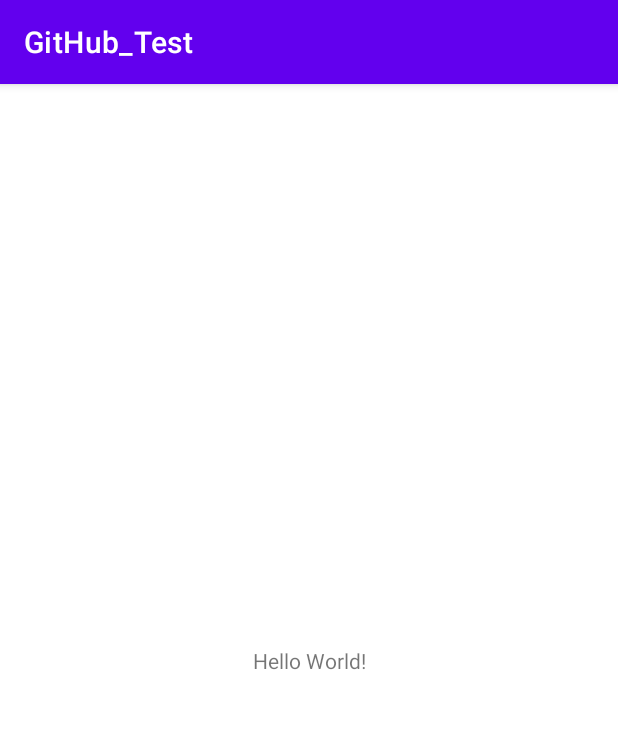
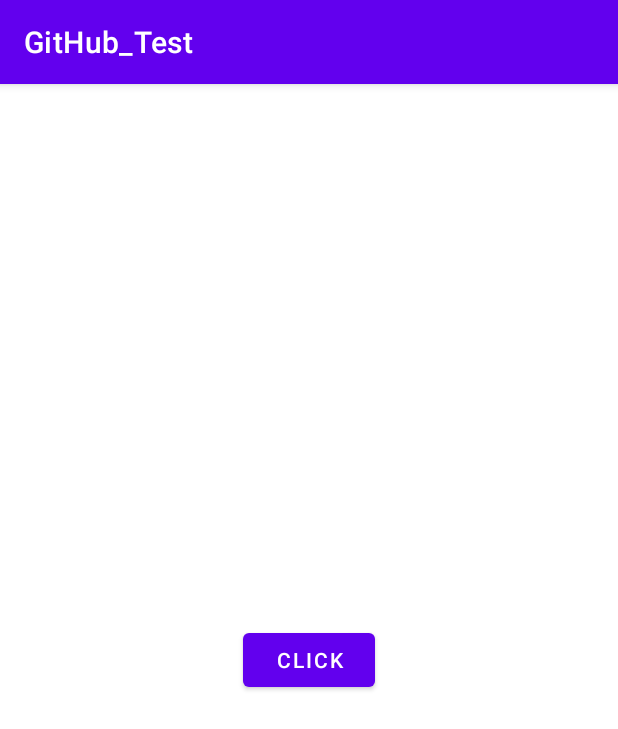
Before and after one commit to BalanceNutritionIT/GitHub_Test, an Android app: the screen it shows after launch (MainActivity), on a phone screen of 412 x 824 dp. Shown: the top 729 px of the screen. Run offline under Robolectric (Android 15) with nearby library versions, the phone set to English and light mode, and no system bars.

Commit message:
Changes made by Raj Kanchan on Activity_02022022

```diff
--- a/app/src/main/java/com/example/github_test/MainActivity.kt
+++ b/app/src/main/java/com/example/github_test/MainActivity.kt
@@ -1,11 +1,51 @@
 package com.example.github_test
 
+import android.content.Intent
 import androidx.appcompat.app.AppCompatActivity
 import android.os.Bundle
+import android.util.Log
+import android.view.View
+import com.example.github_test.utils.Util
 
 class MainActivity : AppCompatActivity() {
     override fun onCreate(savedInstanceState: Bundle?) {
         super.onCreate(savedInstanceState)
         setContentView(R.layout.activity_main)
+        Log.d(Util.TAG, "MainActivity :: onCreate")
+    }
+
+    override fun onStart() {
+        super.onStart()
+        Log.d(Util.TAG, "MainActivity :: onStart")
+    }
+
+    override fun onResume() {
+        super.onResume()
+        Log.d(Util.TAG, "MainActivity :: onResume")
+    }
+
+    override fun onPause() {
+        super.onPause()
+        Log.d(Util.TAG, "MainActivity :: onPause")
+    }
+
+    override fun onStop() {
+        super.onStop()
+        Log.d(Util.TAG, "MainActivity :: onStop")
+    }
+
+    override fun onDestroy() {
+        super.onDestroy()
+        Log.d(Util.TAG, "MainActivity :: onDestroy")
+    }
+
+    fun clickNext(view: View) {
+        if (view.id == R.id.btnClick) {
+            Intent(applicationContext, SecondActivity::class.java).apply {
+                addFlags(Intent.FLAG_ACTIVITY_CLEAR_TOP)
+                startActivity(this)
+                finish()
+            }
+        }
     }
 }
--- a/app/src/main/res/layout/activity_main.xml
+++ b/app/src/main/res/layout/activity_main.xml
@@ -6,10 +6,12 @@
     android:layout_height="match_parent"
     tools:context=".MainActivity">
 
-    <TextView
+    <Button
+        android:id="@+id/btnClick"
         android:layout_width="wrap_content"
         android:layout_height="wrap_content"
-        android:text="Hello World!"
+        android:onClick="clickNext"
+        android:text="Click"
         app:layout_constraintBottom_toBottomOf="parent"
         app:layout_constraintLeft_toLeftOf="parent"
         app:layout_constraintRight_toRightOf="parent"
```
